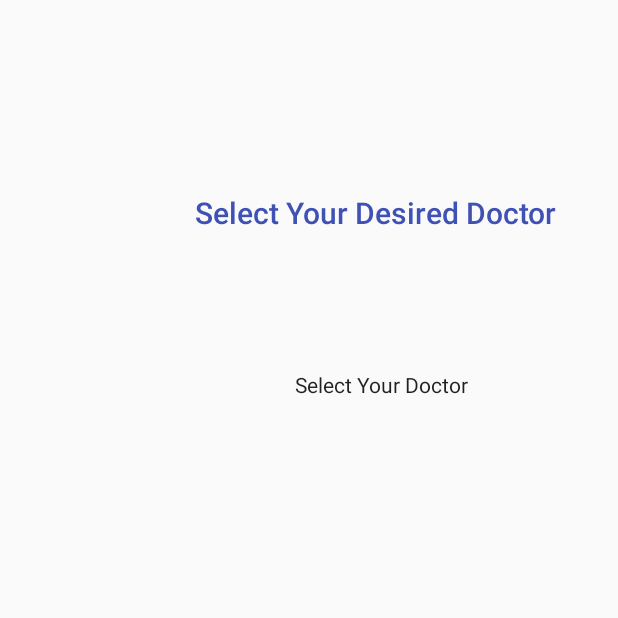
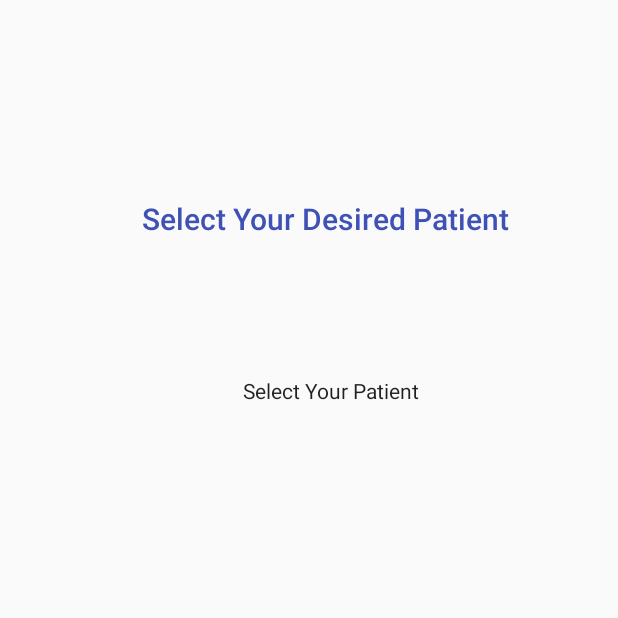
Before and after one commit to diegoportela99/PD-App, an Android app: the SelectDoctor screen opened directly, with no data from a screen before it, on a phone screen of 412 x 824 dp, the top half of it. Run offline under Robolectric (Android 15) with nearby library versions, the phone set to English and light mode, and no system bars; our stand-ins replace ButterKnife.

Commit message:
.Added view patients to doctor.

```diff
--- a/app/src/main/java/me/regstudio/pd_app/Activities/DoctorList.java
+++ b/app/src/main/java/me/regstudio/pd_app/Activities/DoctorList.java
@@ -64,7 +64,7 @@ public class DoctorList extends AppCompatActivity/* implements AdapterView.OnIte
 
         database = FirebaseDatabase.getInstance();
         firebaseAuth = FirebaseAuth.getInstance();
-        final DatabaseReference doctorReference = database.getReference().child("doctors");
+        final DatabaseReference doctorReference = database.getReference().child("patients");
         doctorReference.addListenerForSingleValueEvent(new ValueEventListener() {
             @Override
             public void onDataChange(@NonNull DataSnapshot dataSnapshot) {
--- a/app/src/main/java/me/regstudio/pd_app/Activities/DoctorOptionsPage.java
+++ b/app/src/main/java/me/regstudio/pd_app/Activities/DoctorOptionsPage.java
@@ -34,6 +34,8 @@ public class DoctorOptionsPage extends AppCompatActivity {
     public void onViewClicked(View view) {
         switch (view.getId()) {
             case R.id.view_patients:
+                Intent intent = new Intent(this, SelectDoctor.class);
+                startActivity(intent);
                 break;
             case R.id.my_details:
                 Intent intent3 = new Intent(this, MyDetails.class);
--- a/app/src/main/res/layout/doctor_list.xml
+++ b/app/src/main/res/layout/doctor_list.xml
@@ -10,11 +10,11 @@
     <TextView
         android:id="@+id/textView3"
         android:layout_width="wrap_content"
-        android:layout_height="wrap_content"
+        android:layout_height="15dp"
+        android:layout_marginEnd="8dp"
         android:layout_marginStart="8dp"
         android:layout_marginTop="60dp"
-        android:layout_marginEnd="8dp"
-        android:text="Select your doctor from list below"
+        android:text="Select your patient from the list below"
         android:textAppearance="@style/TextAppearance.AppCompat.Button"
         app:layout_constraintEnd_toEndOf="parent"
         app:layout_constraintStart_toStartOf="parent"
--- a/app/src/main/res/layout/select_doc.xml
+++ b/app/src/main/res/layout/select_doc.xml
@@ -11,11 +11,11 @@
         style="@style/Widget.AppCompat.Button.Borderless"
         android:layout_width="wrap_content"
         android:layout_height="wrap_content"
+        android:layout_marginBottom="228dp"
+        android:layout_marginEnd="120dp"
         android:layout_marginLeft="120dp"
         android:layout_marginTop="77dp"
-        android:layout_marginEnd="88dp"
-        android:layout_marginBottom="228dp"
-        android:text="Select Your Doctor"
+        android:text="Select Your Patient"
         android:textAppearance="@style/TextAppearance.AppCompat.Body1"
         app:layout_constraintBottom_toBottomOf="parent"
         app:layout_constraintEnd_toEndOf="parent"
@@ -28,10 +28,10 @@
         android:id="@+id/textView"
         android:layout_width="wrap_content"
         android:layout_height="wrap_content"
+        android:layout_marginEnd="68dp"
         android:layout_marginLeft="68dp"
-        android:layout_marginTop="128dp"
-        android:layout_marginEnd="36dp"
-        android:text="Select Your Desired Doctor "
+        android:layout_marginTop="132dp"
+        android:text="Select Your Desired Patient "
         android:textAppearance="@style/TextAppearance.AppCompat.SearchResult.Title"
         android:textColor="@color/colorPrimary"
         app:layout_constraintEnd_toEndOf="parent"
```
Also changed, not shown: app/src/main/java/me/regstudio/pd_app/Activities/SelectDoctor.java (+6 -4 lines), app/src/main/res/layout/activity_doctor_options_page.xml (+4 -3 lines).
